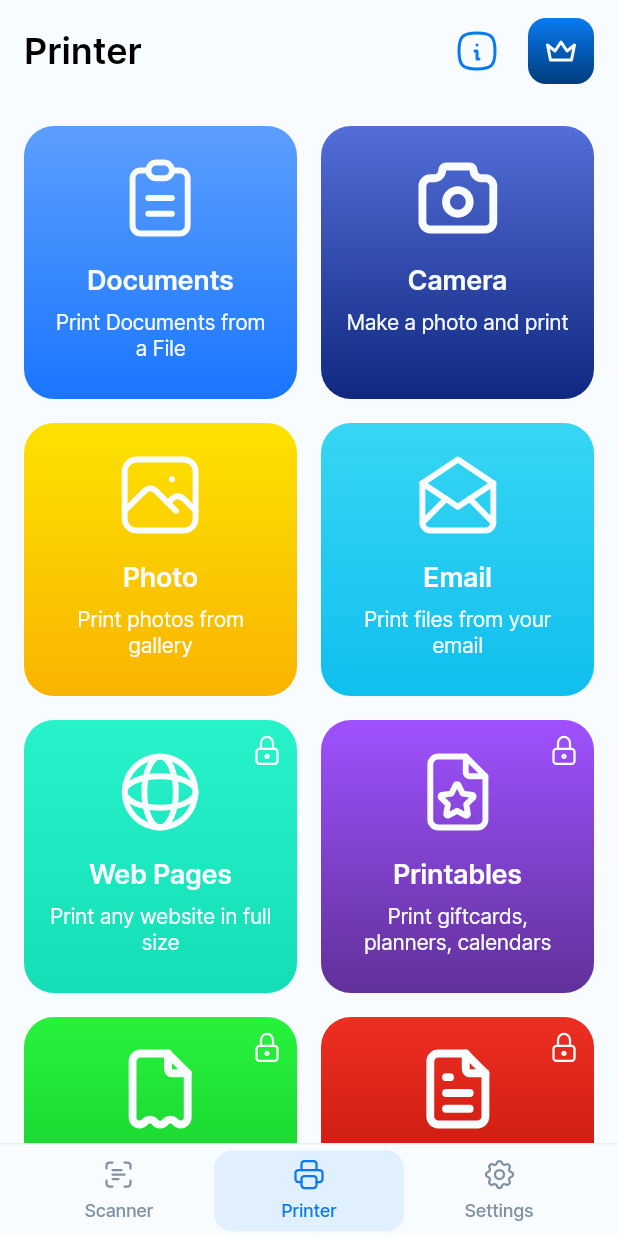
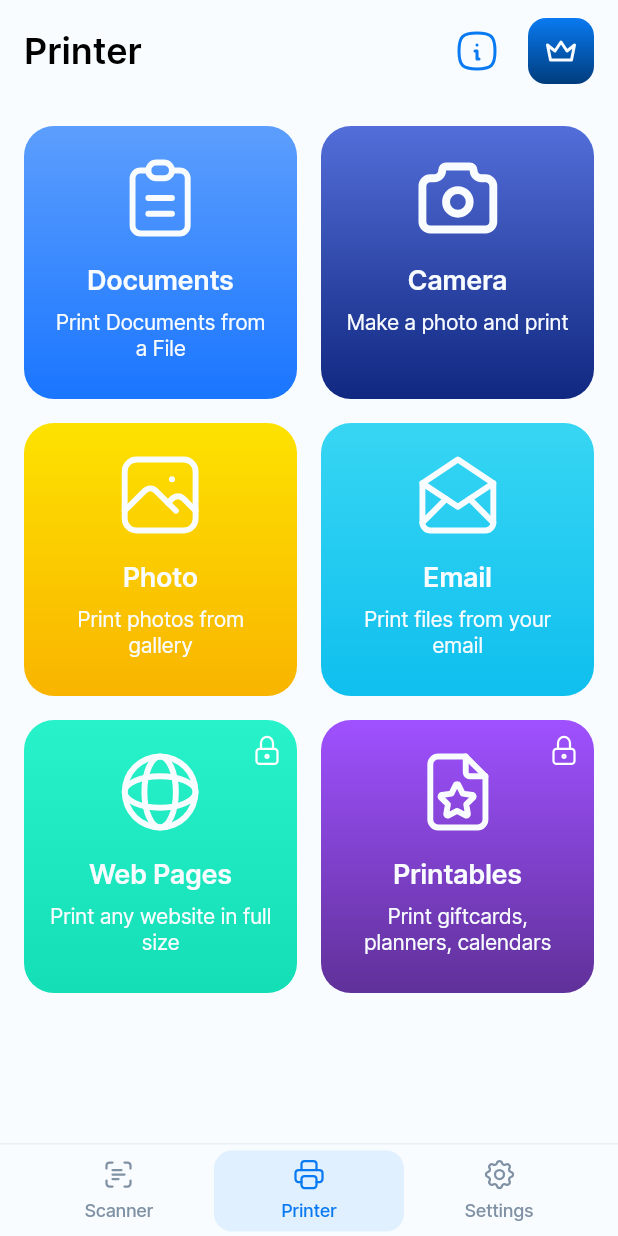
Before and after one commit to kent0505/printer_app, a Flutter app: the HomeScreen screen opened by its route, on a phone screen of 412 x 824 dp. Run offline on Flutter 3.47's test engine with Material 3 defaults, Android fonts, the phone set to English and light mode, and no system bars; our stand-ins replace cloud_firestore, connectivity_plus, file_picker, firebase_core, flutter_bloc, flutter_dotenv and 10 more; missing offline and left inert: google_mlkit_text_recognition, photo_manager, purchases_flutter, purchases_ui_flutter; accounts and stored records are empty; generated files the repository leaves out were written again.

Commit message:
vip almost done

```diff
--- a/lib/src/core/config/router.dart
+++ b/lib/src/core/config/router.dart
@@ -15,6 +15,7 @@ import '../../features/onboard/screens/onboard_screen.dart';
 import '../../features/onboard/screens/splash_screen.dart';
 import '../../features/scanner/screens/scanner_screen.dart';
 import '../../features/settings/screens/printer_wifi_screen.dart';
+import '../../features/vip/screens/vip_screen.dart';
 import '../models/printable.dart';
 
 final routerConfig = GoRouter(
@@ -79,6 +80,12 @@ final routerConfig = GoRouter(
       builder: (context, state) => const ScannerScreen(),
     ),
 
+    // VIP
+    GoRoute(
+      path: VipScreen.routePath,
+      builder: (context, state) => const VipScreen(),
+    ),
+
     // SETTINGS
     GoRoute(
       path: PrinterWifiScreen.routePath,
--- a/lib/src/core/config/themes.dart
+++ b/lib/src/core/config/themes.dart
@@ -3,30 +3,30 @@ import 'package:flutter/material.dart';
 import 'constants.dart';
 import 'my_colors.dart';
 
-final _ligth = MyColors.light();
+final _colors = MyColors.light();
 
-final lightTheme = ThemeData(
+final theme = ThemeData(
   useMaterial3: false,
   brightness: Brightness.light,
   fontFamily: AppFonts.inter400,
   textSelectionTheme: TextSelectionThemeData(
-    cursorColor: _ligth.accentPrimary,
-    selectionColor: _ligth.accentPrimary,
-    selectionHandleColor: _ligth.accentPrimary,
+    cursorColor: _colors.accentPrimary,
+    selectionColor: _colors.accentPrimary,
+    selectionHandleColor: _colors.accentPrimary,
   ),
 
   // OVERSCROLL
   colorScheme: ColorScheme.light(
-    surface: _ligth.bgOne, // bg color when push
-    secondary: _ligth.tertiaryThree, // overscroll
+    surface: _colors.bgOne, // bg color when push
+    secondary: _colors.tertiaryThree, // overscroll
   ),
 
   // SCAFFOLD
-  scaffoldBackgroundColor: _ligth.bgOne,
+  scaffoldBackgroundColor: _colors.bgOne,
 
   // APPBAR
   appBarTheme: AppBarTheme(
-    backgroundColor: _ligth.bgOne,
+    backgroundColor: _colors.bgOne,
     centerTitle: true,
     toolbarHeight: 60, // app bar size
     elevation: 0,
@@ -35,14 +35,14 @@ final lightTheme = ThemeData(
       vertical: 8,
     ),
     titleTextStyle: TextStyle(
-      color: _ligth.textPrimary,
+      color: _colors.textPrimary,
       fontSize: 18,
       fontFamily: AppFonts.inter600,
     ),
     shape: Border(
       bottom: BorderSide(
         width: 1,
-        color: _ligth.tertiaryThree,
+        color: _colors.tertiaryThree,
       ),
     ),
   ),
@@ -58,7 +58,7 @@ final lightTheme = ThemeData(
   // TEXTFIELD
   inputDecorationTheme: InputDecorationTheme(
     filled: true,
-    // fillColor: _ligth.tertiaryOne,
+    // fillColor: _colors.tertiaryOne,
     contentPadding: const EdgeInsets.symmetric(
       vertical: 16,
       horizontal: 16,
@@ -72,7 +72,7 @@ final lightTheme = ThemeData(
       borderSide: const BorderSide(color: Colors.transparent),
     ),
     hintStyle: TextStyle(
-      color: _ligth.textSecondary,
+      color: _colors.textSecondary,
       fontSize: 14,
       fontFamily: AppFonts.inter400,
     ),
@@ -80,7 +80,7 @@ final lightTheme = ThemeData(
 
   // BOTTOM SHEET
   // bottomSheetTheme: BottomSheetThemeData(
-  //   backgroundColor: _ligth.bg,
+  //   backgroundColor: _colors.bg,
   // ),
-  extensions: [_ligth],
+  extensions: [_colors],
 );
--- /dev/null
+++ b/lib/src/core/models/vip.dart
@@ -0,0 +1,11 @@
+import 'package:purchases_flutter/purchases_flutter.dart';
+
+class Vip {
+  Vip({
+    this.isVip = false,
+    this.offering,
+  });
+
+  final bool isVip;
+  final Offering? offering;
+}
--- a/lib/src/features/home/widgets/home_appbar.dart
+++ b/lib/src/features/home/widgets/home_appbar.dart
@@ -5,8 +5,8 @@ import 'package:go_router/go_router.dart';
 import '../../../core/config/constants.dart';
 import '../../../core/config/my_colors.dart';
 import '../../../core/widgets/button.dart';
+import '../../../core/widgets/dialog_widget.dart';
 import '../../../core/widgets/svg_widget.dart';
-import '../../firebase/data/firebase_repository.dart';
 import '../../settings/screens/printer_wifi_screen.dart';
 import '../bloc/home_bloc.dart';
 
@@ -55,8 +55,8 @@ class HomeAppbar extends StatelessWidget implements PreferredSizeWidget {
           ),
           const SizedBox(width: 8),
           Button(
-            onPressed: () async {
-              await context.read<FirebaseRepository>().getInvoice();
+            onPressed: () {
+              DialogWidget.show(context, title: 'Vip');
             },
             child: Container(
               height: 44,
--- a/lib/src/features/printer/screens/printer_screen.dart
+++ b/lib/src/features/printer/screens/printer_screen.dart
@@ -2,9 +2,13 @@ import 'package:flutter/material.dart';
 import 'package:flutter_bloc/flutter_bloc.dart';
 import 'package:go_router/go_router.dart';
 
+import '../../../core/models/firebase_data.dart';
+import '../../firebase/data/firebase_repository.dart';
 import '../../internet/bloc/internet_bloc.dart';
 import '../../internet/widgets/no_internet.dart';
 import '../../photo/screens/photo_screen.dart';
+import '../../vip/bloc/vip_bloc.dart';
+import '../../vip/screens/vip_screen.dart';
 import '../data/printer_repository.dart';
 import '../widgets/printer_card.dart';
 import 'camera_screen.dart';
@@ -13,12 +17,48 @@ import 'email_screen.dart';
 import 'printables_screen.dart';
 import 'web_pages_screen.dart';
 
-class PrinterScreen extends StatelessWidget {
+class PrinterScreen extends StatefulWidget {
   const PrinterScreen({super.key});
 
   @override
+  State<PrinterScreen> createState() => _PrinterScreenState();
+}
+
+class _PrinterScreenState extends State<PrinterScreen> {
+  FirebaseData data = FirebaseData(
+    invoice: false,
+    paywall1: '',
+    paywall2: '',
+    paywall3: '',
+  );
+
+  bool isVip = false;
+
+  void check() async {
+    data = await context.read<FirebaseRepository>().checkInvoice();
+    setState(() {});
+  }
+
+  void checkVip() {
+    context.read<VipBloc>().add(CheckVip(identifier: data.paywall1));
+    final vip = context.read<VipBloc>().state;
+    setState(() {
+      isVip = vip.isVip;
+    });
+  }
+
+  @override
+  void initState() {
+    super.initState();
+    check();
+  }
+
+  @override
   Widget build(BuildContext context) {
-    return BlocBuilder<InternetBloc, bool>(
+    return BlocConsumer<InternetBloc, bool>(
+      listener: (context, hasInternet) {
+        if (hasInternet) checkVip();
+      },
       builder: (context, hasInternet) {
         if (!hasInternet) return const NoInternet();
 
@@ -89,8 +129,11 @@ class PrinterScreen extends StatelessWidget {
                   id: 5,
                   title: 'Web Pages',
                   description: 'Print any website in full size',
+                  locked: !isVip,
                   onPressed: () {
-                    context.push(WebPagesScreen.routePath);
+                    context.push(
+                      isVip ? WebPagesScreen.routePath : VipScreen.routePath,
+                    );
                   },
                 ),
                 const SizedBox(width: 16),
@@ -98,13 +141,17 @@ class PrinterScreen extends StatelessWidget {
                   id: 6,
                   title: 'Printables',
                   description: 'Print giftcards, planners, calendars',
+                  locked: !isVip,
                   onPressed: () {
-                    context.push(PrintablesScreen.routePath);
+                    context.push(
+                      isVip ? PrintablesScreen.routePath : VipScreen.routePath,
+                    );
                   },
                 ),
               ],
             ),
             const SizedBox(height: 16),
+            if (data.invoice)
               Row(
                 children: [
                   PrinterCard(
--- a/lib/src/features/printer/widgets/printer_card.dart
+++ b/lib/src/features/printer/widgets/printer_card.dart
@@ -11,12 +11,14 @@ class PrinterCard extends StatelessWidget {
     required this.id,
     required this.title,
     this.description = '',
+    this.locked = false,
     required this.onPressed,
   });
 
   final int id;
   final String title;
   final String description;
+  final bool locked;
   final VoidCallback onPressed;
 
   String getAsset() {
@@ -39,10 +41,6 @@ class PrinterCard extends StatelessWidget {
     if (id == 6) return const [Color(0xff9F51FF), Color(0xff603199)];
     if (id == 7) return const [Color(0xff28F23C), Color(0xff0DBE25)];
     return const [Color(0xffED2F22), Color(0xffB00B00)];
-  }
-
-  bool getLocked() {
-    return id == 5 || id == 6 || id == 7 || id == 8;
   }
 
   @override
@@ -98,7 +96,7 @@ class PrinterCard extends StatelessWidget {
               ),
             ),
           ),
-          if (getLocked())
+          if (locked)
             Positioned(
               top: 8,
               right: 8,
--- /dev/null
+++ b/lib/src/features/vip/bloc/vip_event.dart
@@ -0,0 +1,10 @@
+part of 'vip_bloc.dart';
+
+@immutable
+sealed class VipEvent {}
+
+final class CheckVip extends VipEvent {
+  CheckVip({required this.identifier});
+
+  final String identifier;
+}
--- a/pubspec.yaml
+++ b/pubspec.yaml
@@ -22,6 +22,7 @@ dependencies:
   pdf: ^3.11.3
   share_plus: ^10.1.4
   path_provider: ^2.1.5
+  flutter_dotenv: ^5.2.1
   photo_manager: ^3.6.4 # display images
   printing: ^5.14.2 # print document
   screenshot: ^3.0.0 # flutter widget to image
@@ -41,6 +42,7 @@ dev_dependencies:
 flutter:
   uses-material-design: true
   assets:
+    - .env
     - assets/
     - assets/fonts/
     - assets/images/
```
Also changed, not shown: lib/main.dart (+11 -1 lines), lib/src/core/widgets/dialog_widget.dart (+46 -45 lines), lib/src/features/firebase/data/firebase_repository.dart (+14 -5 lines), lib/src/features/vip/bloc/vip_bloc.dart (added, +46 -0 lines), lib/src/features/vip/screens/vip_screen.dart (added, +16 -0 lines), lib/src/features/vip/screens/vip_sheet.dart (added, +64 -0 lines), lib/src/core/models/firebase_data.dart (renamed from lib/src/features/firebase/data/firebase_data.dart), pubspec.lock, 4 other files. Lines whose indentation alone changed are shown as unchanged.
